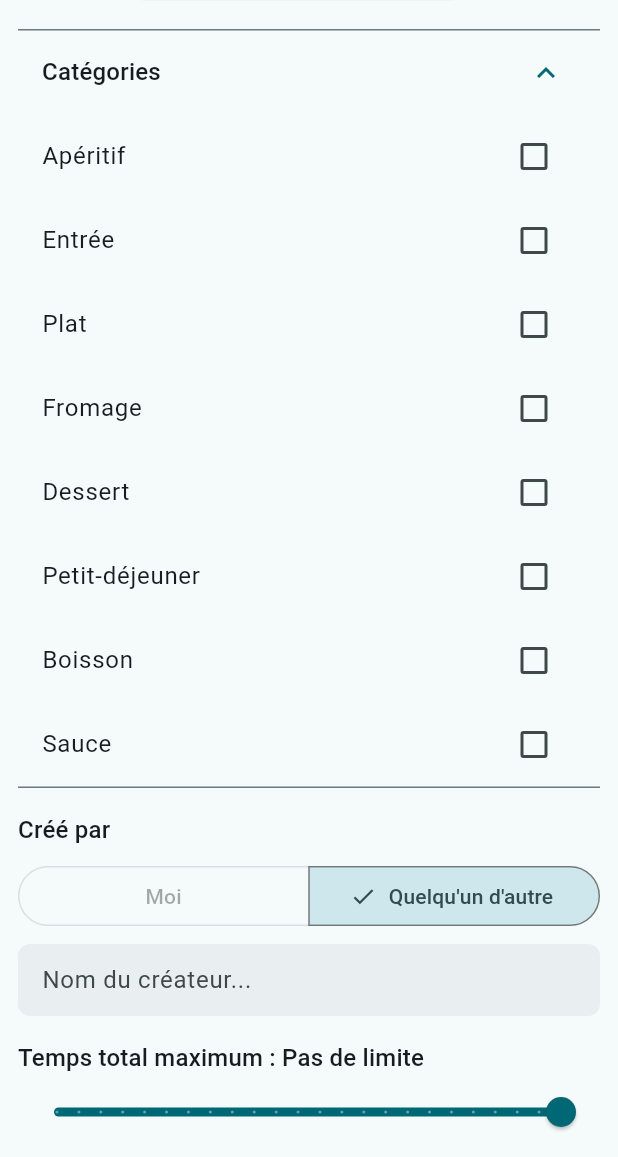
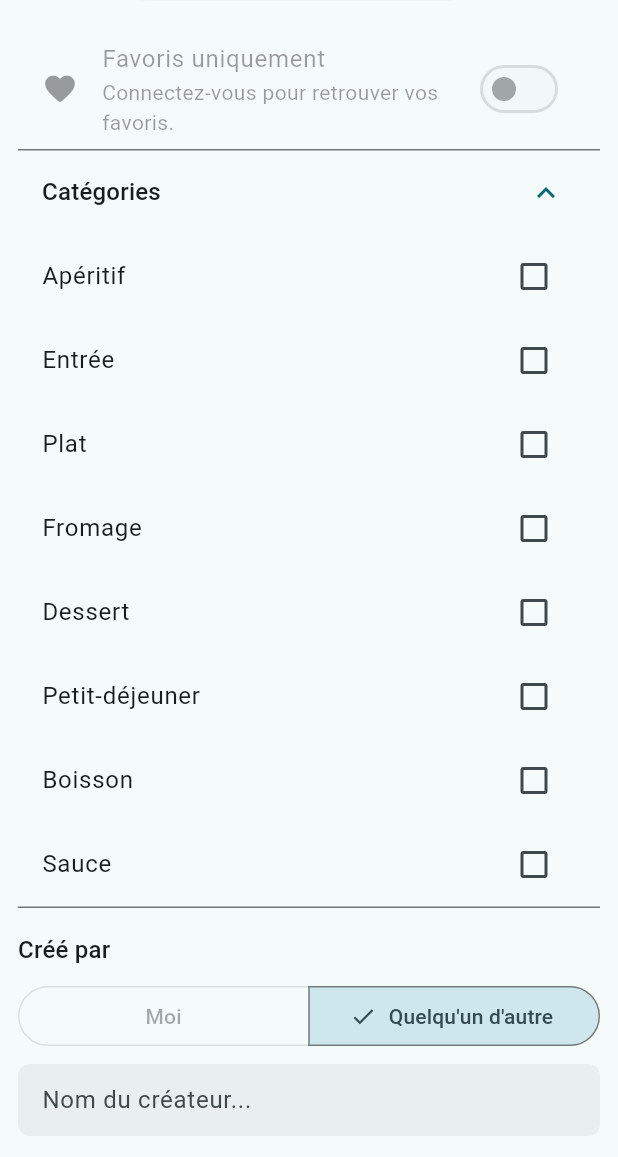
Before and after one commit to cs3991/abcuisto, a Flutter app: the screen it shows after launch, after a tap on "Filtres", on a phone screen of 412 x 824 dp, the part 79-1236 px from its top. Run offline on Flutter 3.47's test engine with Material 3 defaults, Android fonts, the phone set to English and light mode, and no system bars; our stand-ins replace app_links, bloc, diacritic, flutter_bloc, hydrated_bloc, image_picker and 3 more; missing offline and left inert: transparent_pointer; accounts and stored records are empty; network calls fail.

Commit message:
Add favorites-only recipe filter

```diff
--- a/lib/entry_page.dart
+++ b/lib/entry_page.dart
@@ -1,3 +1,4 @@
+import 'package:abcuisto/recipe/filters/filter_cubit.dart';
 import 'package:abcuisto/recipe/favorites_cubit.dart';
 import 'package:abcuisto/login/authentication_cubit.dart';
 import 'package:abcuisto/recipe/recipes_list.dart';
@@ -14,12 +15,18 @@ class EntryPage extends StatelessWidget {
         BlocListener<AuthenticationCubit, AuthenticationState>(
           listener: (context, state) {
             if (state is AuthenticationLoggedIn || state is AuthenticationLoggedOut) {
+              if (state is AuthenticationLoggedOut) {
+                context.read<FilterCubit>().updateFavoritesOnly(false);
+              }
               context.read<FavoritesCubit>().resetSession();
             }
           },
         ),
         BlocListener<FavoritesCubit, FavoritesState>(
+          listenWhen: (previous, current) => previous.ids.length != current.ids.length ||
+              !previous.ids.containsAll(current.ids) || current.error != null,
           listener: (context, state) {
+            context.read<FilterCubit>().updateFavoriteIds(state.ids);
             if (state.error != null) {
               ScaffoldMessenger.of(context).showSnackBar(SnackBar(content: Text(state.error!)));
             }
--- a/lib/recipe/filters/filter_cubit.dart
+++ b/lib/recipe/filters/filter_cubit.dart
@@ -10,11 +10,12 @@ class FilterState {
   final PagingState<int, Recipe> pagingState;
   final Filters filter;
   final bool isCreatorSelf;
+  final bool favoritesOnly;
 
-  FilterState(this.pagingState, {required this.filter, this.isCreatorSelf = false});
+  FilterState(this.pagingState, {required this.filter, this.isCreatorSelf = false, this.favoritesOnly = false});
 
-  FilterState copyWith({PagingState<int, Recipe>? pagingState, Filters? filter, bool? isCreatorSelf}) {
-    return FilterState(pagingState ?? this.pagingState, filter: filter ?? this.filter, isCreatorSelf: isCreatorSelf ?? this.isCreatorSelf);
+  FilterState copyWith({PagingState<int, Recipe>? pagingState, Filters? filter, bool? isCreatorSelf, bool? favoritesOnly}) {
+    return FilterState(pagingState ?? this.pagingState, filter: filter ?? this.filter, isCreatorSelf: isCreatorSelf ?? this.isCreatorSelf, favoritesOnly: favoritesOnly ?? this.favoritesOnly);
   }
 }
 
@@ -32,6 +33,10 @@ class FilterCubit extends Cubit<FilterState> {
 
   Future<void> fetchNextPage() async {
     if (state.pagingState.isLoading) return;
+    if (state.favoritesOnly && (state.filter.ids?.isEmpty ?? true)) {
+      emit(state.copyWith(pagingState: PagingState<int, Recipe>(pages: const [[]], keys: const [1], hasNextPage: false)));
+      return;
+    }
     emit(state.copyWith(pagingState: state.pagingState.copyWith(isLoading: true, error: null)));
 
     final loadingState = state.pagingState;
@@ -155,6 +160,21 @@ class FilterCubit extends Cubit<FilterState> {
     ));
   }
 
+  void updateFavoritesOnly(bool selected, {Iterable<String> ids = const []}) {
+    emit(state.copyWith(
+      favoritesOnly: selected,
+      filter: state.filter.copyWith(ids: selected ? ids.toList() : []),
+      pagingState: PagingState<int, Recipe>(),
+    ));
+  }
+
+  void updateFavoriteIds(Iterable<String> ids) {
+    if (!state.favoritesOnly) return;
+    final currentIds = state.filter.ids ?? [];
+    if (currentIds.length == ids.length && ids.every(currentIds.contains)) return;
+    updateFavoritesOnly(true, ids: ids);
+  }
+
   Future<void> refresh() async {
     update();
     await fetchNextPage();
--- a/lib/recipe/filters/filter_page.dart
+++ b/lib/recipe/filters/filter_page.dart
@@ -1,3 +1,4 @@
+import '../favorites_cubit.dart';
 import 'package:abcuisto/login/authentication_cubit.dart';
 import 'package:abcuisto/models/recipe.dart';
 import 'package:abcuisto/recipe/filters/filter_cubit.dart';
@@ -59,6 +60,21 @@ class _FilterPageState extends State<FilterPage> {
         child: ListView(
           children: [
             SizedBox(height: 16),
+            BlocBuilder<FavoritesCubit, FavoritesState>(
+              builder: (context, favorites) {
+                final selected = context.select((FilterCubit cubit) => cubit.state.favoritesOnly);
+                return SwitchListTile(
+                  title: const Text('Favoris uniquement'),
+                  secondary: const Icon(Icons.favorite_rounded),
+                  value: selected,
+                  onChanged: authState is AuthenticationLoggedIn && favorites.isLoaded
+                      ? (value) => context.read<FilterCubit>().updateFavoritesOnly(value, ids: favorites.ids)
+                      : null,
+                  subtitle: authState is! AuthenticationLoggedIn
+                      ? const Text('Connectez-vous pour retrouver vos favoris.') : null,
+                );
+              },
+            ),
             ExpansionTile(
               initiallyExpanded: true,
               title: Text('Catégories', style: Theme.of(context).textTheme.titleMedium),
--- a/lib/recipe/recipes_list.dart
+++ b/lib/recipe/recipes_list.dart
@@ -88,6 +88,16 @@ class _RecipesListState extends State<RecipesList> {
                           },
                         ),
                         const SizedBox(width: 8),
+                        if (state.favoritesOnly)
+                          Padding(
+                            padding: const EdgeInsets.symmetric(horizontal: 2.0),
+                            child: InputChip(
+                              avatar: const Icon(Icons.favorite_rounded),
+                              label: const Text('Favoris uniquement'),
+                              deleteIcon: const Icon(Icons.close_rounded),
+                              onDeleted: () => context.read<FilterCubit>().updateFavoritesOnly(false),
+                            ),
+                          ),
                         ...(state.filter.ingredients ?? []).map(
                           (ingredient) => Padding(
                             padding: const EdgeInsets.symmetric(horizontal: 2.0),
```
